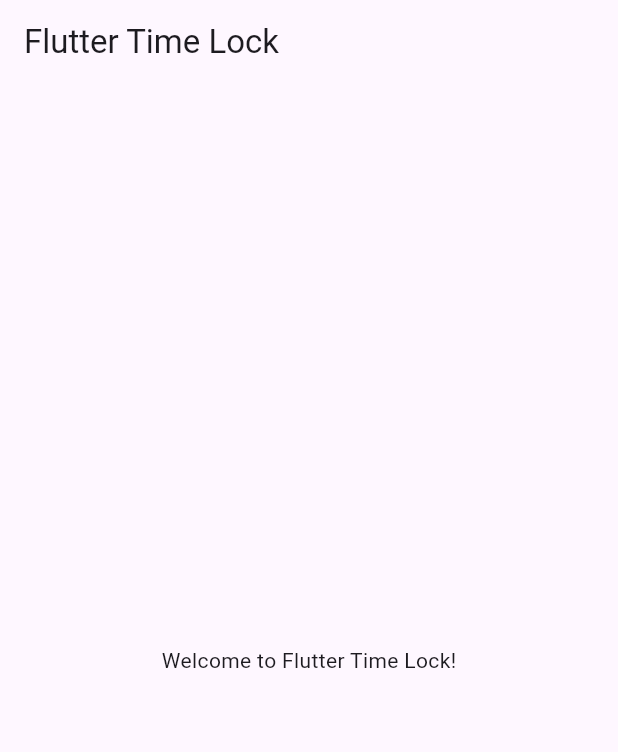
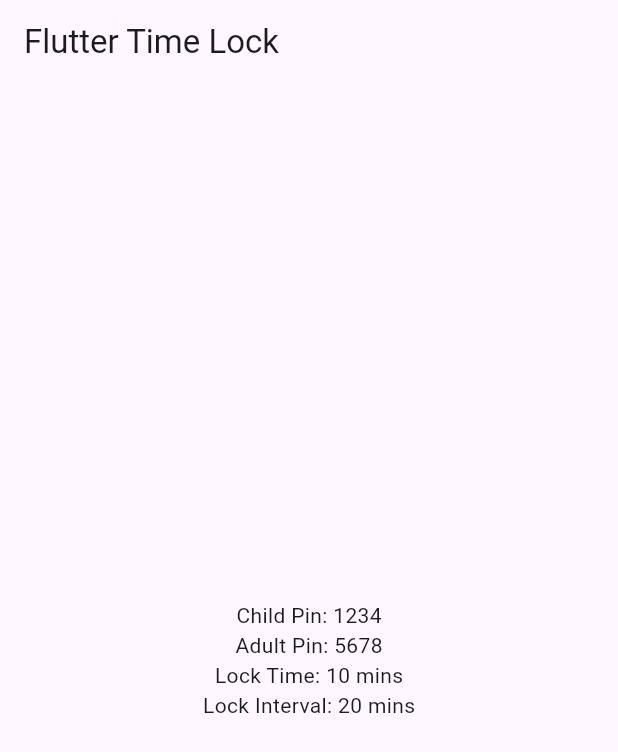
Before and after one commit to bertusviljoen/flutter-time-lock, a Flutter app: the screen it shows after launch, on a phone screen of 412 x 824 dp. Shown: the top 752 px of the screen. Run offline on Flutter 3.47's test engine with Material 3 defaults, Android fonts, the phone set to English and light mode, and no system bars.

Commit message:
Add configuration state to check and display configuration file
Fixes #6

Add configuration file handling and display in `lib/main.dart`.

* Import `dart:io` and `dart:convert` libraries.
* Define the path to the configuration file.
* Add code to check if the configuration file exists and create it if it doesn't.
* Add code to read the configuration file and parse the JSON content.
* Add code to display the configuration values on the screen using Flutter widgets.

---

For more details, open the [Copilot Workspace session](https://copilot-workspace.githubnext.com/bertusviljoen/flutter_time_lock/issues/6?shareId=XXXX-XXXX-XXXX-XXXX).

```diff
--- a/lib/main.dart
+++ b/lib/main.dart
@@ -1,4 +1,6 @@
 import 'package:flutter/material.dart';
+import 'dart:io';
+import 'dart:convert';
 
 void main() {
   runApp(MyApp());
@@ -12,12 +14,69 @@ class MyApp extends StatelessWidget {
       theme: ThemeData(
         primarySwatch: Colors.blue,
       ),
-      home: Scaffold(
-        appBar: AppBar(
-          title: Text('Flutter Time Lock'),
-        ),
-        body: Center(
-          child: Text('Welcome to Flutter Time Lock!'),
+      home: ConfigurationScreen(),
+    );
+  }
+}
+
+class ConfigurationScreen extends StatefulWidget {
+  @override
+  _ConfigurationScreenState createState() => _ConfigurationScreenState();
+}
+
+class _ConfigurationScreenState extends State<ConfigurationScreen> {
+  Map<String, dynamic> config = {
+    'childPin': '',
+    'adultPin': '',
+    'lockTime': '',
+    'lockInterval': ''
+  };
+
+  @override
+  void initState() {
+    super.initState();
+    _checkAndCreateConfigFile();
+  }
+
+  Future<void> _checkAndCreateConfigFile() async {
+    final directory = await Directory.systemTemp.createTemp();
+    final path = '${directory.path}/config.json';
+    final file = File(path);
+
+    if (await file.exists()) {
+      final contents = await file.readAsString();
+      setState(() {
+        config = jsonDecode(contents);
+      });
+    } else {
+      final defaultConfig = {
+        'childPin': '1234',
+        'adultPin': '5678',
+        'lockTime': '10',
+        'lockInterval': '20'
+      };
+      await file.writeAsString(jsonEncode(defaultConfig));
+      setState(() {
+        config = defaultConfig;
+      });
+    }
+  }
+
+  @override
+  Widget build(BuildContext context) {
+    return Scaffold(
+      appBar: AppBar(
+        title: Text('Flutter Time Lock'),
+      ),
+      body: Center(
+        child: Column(
+          mainAxisAlignment: MainAxisAlignment.center,
+          children: <Widget>[
+            Text('Child Pin: ${config['childPin']}'),
+            Text('Adult Pin: ${config['adultPin']}'),
+            Text('Lock Time: ${config['lockTime']} mins'),
+            Text('Lock Interval: ${config['lockInterval']} mins'),
+          ],
         ),
       ),
     );
```
